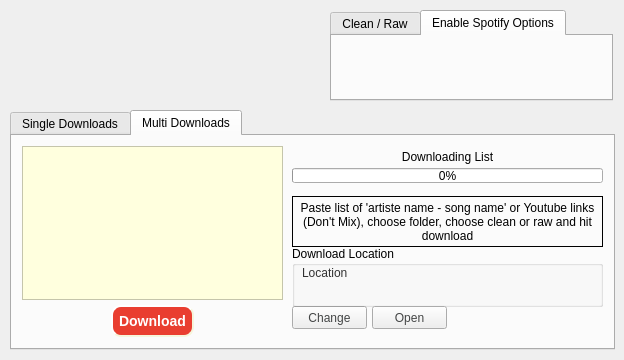
Before: the Qt Designer form MainUiWindow.ui in ktappdev/YTDownloader_PYQT5, drawn with Qt 5.
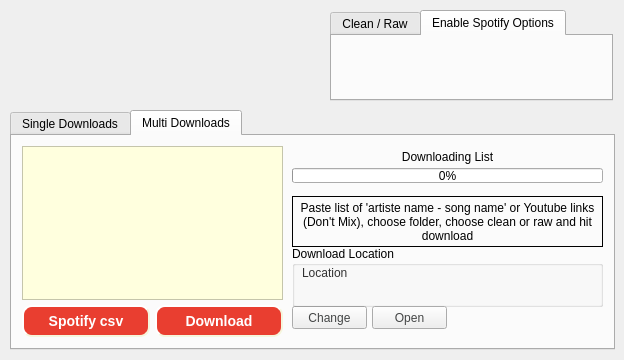
After: the same form once the commit is applied. The open tabs and pages were chosen to show the change. Icons and pictures are not drawn.

Commit message: adding spotify button,, will make it spotify green later

The edit to the form file:
```diff
--- a/MainUiWindow.ui
+++ b/MainUiWindow.ui
@@ -494,7 +494,27 @@
          </property>
         </widget>
        </item>
-       <item alignment="Qt::AlignHCenter">
+       <item>
+        <layout class="QHBoxLayout" name="horizontalLayout_2">
+         <item>
+          <widget class="QPushButton" name="spotify_button">
+           <property name="styleSheet">
+            <string notr="true">
+background-color: rgb(233, 62, 48);
+    border-style: outset;
+    border-width: 2px;
+    border-radius: 10px;
+    border-color: beige;
+    font: bold 14px;
+    padding: 6px;
+color: rgb(255, 255, 255);</string>
+           </property>
+           <property name="text">
+            <string>Spotify csv</string>
+           </property>
+          </widget>
+         </item>
+         <item>
         <widget class="QPushButton" name="download_list_button">
          <property name="maximumSize">
           <size>
@@ -531,6 +551,8 @@
           <bool>false</bool>
          </property>
         </widget>
+         </item>
+        </layout>
        </item>
       </layout>
      </widget>
```
Left out of the diff: 2 changed lines with no effect on the pictures. Lines whose indentation alone changed are shown as unchanged. The commit also changes 9 other files.
